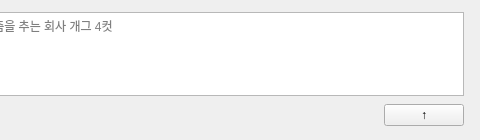
The window that studio/ui/composer.ui (Donian-kor/4cut_LocalComic_Studio) describes before a commit, drawn with Qt 5; both pictures show x 320 to 800 and y 0 to 140 of the 800 by 140 pixel window.
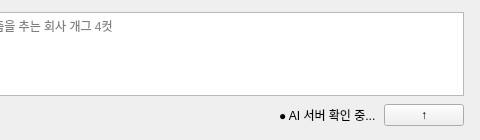
The same window after the commit.

```diff
--- a/studio/ui/composer.ui
+++ b/studio/ui/composer.ui
@@ -19,6 +19,7 @@
     <item><widget class="QLabel" name="artLabel"><property name="text"><string>그림체</string></property></widget></item>
     <item><widget class="QComboBox" name="artCombo"/></item>
     <item><spacer name="optionsSpacer"><property name="orientation"><enum>Qt::Horizontal</enum></property><property name="sizeHint" stdset="0"><size><width>40</width><height>20</height></size></property></spacer></item>
+    <item><widget class="QLabel" name="saveStatusLabel"><property name="text"><string>● AI 서버 확인 중...</string></property></widget></item>
     <item><widget class="QPushButton" name="sendButton">
      <property name="text"><string>↑</string></property>
      <property name="toolTip"><string>전송</string></property>
```
